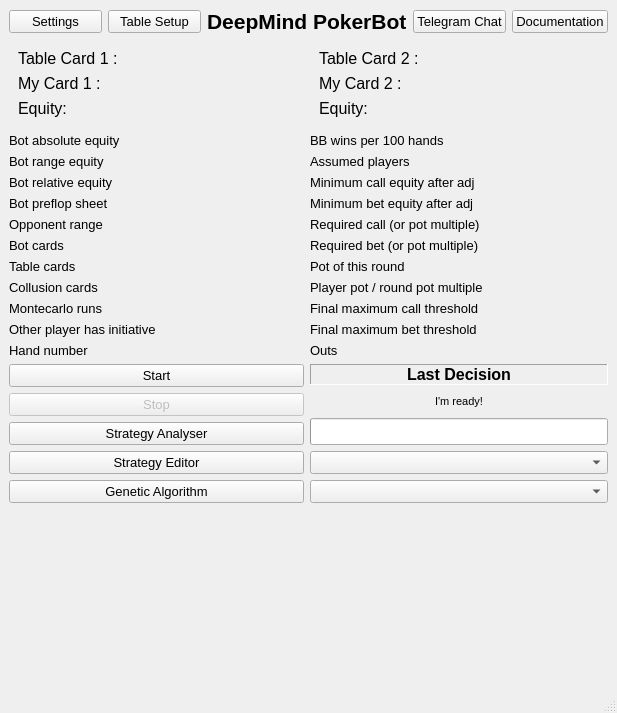
First picture: the form in poker/gui/gui_qt_ui.ui, repository jinyiabc/Poker, before the edit.
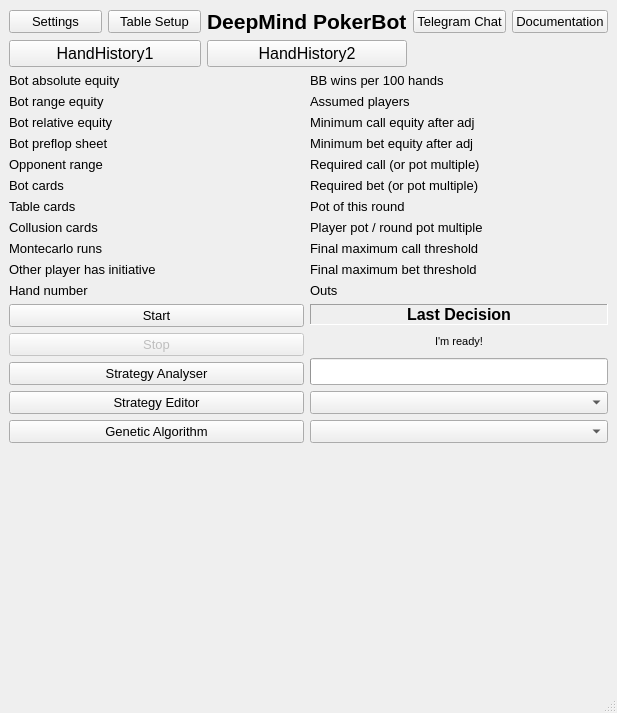
Second picture: the form after the edit.

Commit message: Add Handhistory button.

```diff
--- a/poker/gui/gui_qt_ui.ui
+++ b/poker/gui/gui_qt_ui.ui
@@ -38,7 +38,145 @@
   </property>
   <widget class="QWidget" name="centralwidget">
    <layout class="QGridLayout" name="gridLayout">
-    <item row="6" column="3" colspan="3">
+    <item row="8" column="0" colspan="3">
+     <layout class="QVBoxLayout" name="vLayout">
+      <item>
+       <widget class="QWidget" name="widget_3" native="true"/>
+      </item>
+     </layout>
+    </item>
+    <item row="0" column="2" colspan="2">
+     <widget class="QLabel" name="label_11">
+      <property name="font">
+       <font>
+        <pointsize>16</pointsize>
+        <weight>75</weight>
+        <bold>true</bold>
+       </font>
+      </property>
+      <property name="text">
+       <string>DeepMind PokerBot</string>
+      </property>
+     </widget>
+    </item>
+    <item row="9" column="3" colspan="3">
+     <layout class="QVBoxLayout" name="vLayout4">
+      <item>
+       <widget class="QWidget" name="widget_2" native="true"/>
+      </item>
+     </layout>
+    </item>
+    <item row="5" column="0" colspan="3">
+     <layout class="QVBoxLayout" name="verticalLayout_7">
+      <item>
+       <widget class="QPushButton" name="button_resume">
+        <property name="enabled">
+         <bool>true</bool>
+        </property>
+        <property name="font">
+         <font>
+          <pointsize>10</pointsize>
+         </font>
+        </property>
+        <property name="text">
+         <string>Start</string>
+        </property>
+       </widget>
+      </item>
+      <item>
+       <widget class="QPushButton" name="button_pause">
+        <property name="enabled">
+         <bool>false</bool>
+        </property>
+        <property name="font">
+         <font>
+          <pointsize>10</pointsize>
+         </font>
+        </property>
+        <property name="text">
+         <string>Stop</string>
+        </property>
+       </widget>
+      </item>
+      <item>
+       <widget class="QPushButton" name="button_log_analyser">
+        <property name="enabled">
+         <bool>true</bool>
+        </property>
+        <property name="font">
+         <font>
+          <pointsize>10</pointsize>
+         </font>
+        </property>
+        <property name="toolTip">
+         <string>Analyse past hands that the bot has played so you can improve the strategies</string>
+        </property>
+        <property name="text">
+         <string>Strategy Analyser</string>
+        </property>
+       </widget>
+      </item>
+      <item>
+       <widget class="QPushButton" name="button_strategy_editor">
+        <property name="enabled">
+         <bool>true</bool>
+        </property>
+        <property name="font">
+         <font>
+          <pointsize>10</pointsize>
+         </font>
+        </property>
+        <property name="toolTip">
+         <string>Here you can edit strategies and adjust the bot to your needs</string>
+        </property>
+        <property name="text">
+         <string>Strategy Editor</string>
+        </property>
+       </widget>
+      </item>
+      <item>
+       <widget class="QPushButton" name="button_genetic_algorithm">
+        <property name="enabled">
+         <bool>true</bool>
+        </property>
+        <property name="font">
+         <font>
+          <pointsize>10</pointsize>
+         </font>
+        </property>
+        <property name="toolTip">
+         <string>&lt;html&gt;&lt;head/&gt;&lt;body&gt;&lt;p&gt;An automatic algorithm that suggests what you need to change. It shows you at each stage whether you need to be more or less aggressive in calling, betting, bluffing etc.&lt;/p&gt;&lt;/body&gt;&lt;/html&gt;</string>
+        </property>
+        <property name="text">
+         <string>Genetic Algorithm</string>
+        </property>
+       </widget>
+      </item>
+     </layout>
+    </item>
+    <item row="8" column="3" colspan="3">
+     <layout class="QVBoxLayout" name="vLayout2">
+      <item>
+       <widget class="QWidget" name="widget_4" native="true"/>
+      </item>
+     </layout>
+    </item>
+    <item row="0" column="0">
+     <widget class="QPushButton" name="pushButton_setup">
+      <property name="font">
+       <font>
+        <pointsize>10</pointsize>
+       </font>
+      </property>
+      <property name="toolTip">
+       <string>&lt;html&gt;&lt;head/&gt;&lt;body&gt;&lt;p&gt;Setup which virtual machine the bot should access. You need to install Virtualbox to use this function (available for free). The pokerstars software will then run in the virtualbox and the pokerbot needs to run outside of the virtualbox.&lt;/p&gt;&lt;/body&gt;&lt;/html&gt;</string>
+      </property>
+      <property name="text">
+       <string>Settings</string>
+      </property>
+     </widget>
+    </item>
+    <item row="5" column="3" colspan="3">
      <layout class="QGridLayout" name="gridLayout_2">
       <item row="5" column="0">
        <widget class="QProgressBar" name="progress_bar">
@@ -141,152 +279,14 @@
       </item>
      </layout>
     </item>
-    <item row="9" column="3" colspan="3">
-     <layout class="QVBoxLayout" name="vLayout2">
-      <item>
-       <widget class="QWidget" name="widget_4" native="true"/>
-      </item>
-     </layout>
-    </item>
-    <item row="10" column="0" colspan="3">
+    <item row="9" column="0" colspan="3">
      <layout class="QVBoxLayout" name="vLayout3">
       <item>
        <widget class="QWidget" name="widget" native="true"/>
       </item>
      </layout>
     </item>
-    <item row="0" column="0">
-     <widget class="QPushButton" name="pushButton_setup">
-      <property name="font">
-       <font>
-        <pointsize>10</pointsize>
-       </font>
-      </property>
-      <property name="toolTip">
-       <string>&lt;html&gt;&lt;head/&gt;&lt;body&gt;&lt;p&gt;Setup which virtual machine the bot should access. You need to install Virtualbox to use this function (available for free). The pokerstars software will then run in the virtualbox and the pokerbot needs to run outside of the virtualbox.&lt;/p&gt;&lt;/body&gt;&lt;/html&gt;</string>
-      </property>
-      <property name="text">
-       <string>Settings</string>
-      </property>
-     </widget>
-    </item>
-    <item row="10" column="3" colspan="3">
-     <layout class="QVBoxLayout" name="vLayout4">
-      <item>
-       <widget class="QWidget" name="widget_2" native="true"/>
-      </item>
-     </layout>
-    </item>
-    <item row="0" column="2" colspan="2">
-     <widget class="QLabel" name="label_11">
-      <property name="font">
-       <font>
-        <pointsize>16</pointsize>
-        <weight>75</weight>
-        <bold>true</bold>
-       </font>
-      </property>
-      <property name="text">
-       <string>DeepMind PokerBot</string>
-      </property>
-     </widget>
-    </item>
-    <item row="6" column="0" colspan="3">
-     <layout class="QVBoxLayout" name="verticalLayout_7">
-      <item>
-       <widget class="QPushButton" name="button_resume">
-        <property name="enabled">
-         <bool>true</bool>
-        </property>
-        <property name="font">
-         <font>
-          <pointsize>10</pointsize>
-         </font>
-        </property>
-        <property name="text">
-         <string>Start</string>
-        </property>
-       </widget>
-      </item>
-      <item>
-       <widget class="QPushButton" name="button_pause">
-        <property name="enabled">
-         <bool>false</bool>
-        </property>
-        <property name="font">
-         <font>
-          <pointsize>10</pointsize>
-         </font>
-        </property>
-        <property name="text">
-         <string>Stop</string>
-        </property>
-       </widget>
-      </item>
-      <item>
-       <widget class="QPushButton" name="button_log_analyser">
-        <property name="enabled">
-         <bool>true</bool>
-        </property>
-        <property name="font">
-         <font>
-          <pointsize>10</pointsize>
-         </font>
-        </property>
-        <property name="toolTip">
-         <string>Analyse past hands that the bot has played so you can improve the strategies</string>
-        </property>
-        <property name="text">
-         <string>Strategy Analyser</string>
-        </property>
-       </widget>
-      </item>
-      <item>
-       <widget class="QPushButton" name="button_strategy_editor">
-        <property name="enabled">
-         <bool>true</bool>
-        </property>
-        <property name="font">
-         <font>
-          <pointsize>10</pointsize>
-         </font>
-        </property>
-        <property name="toolTip">
-         <string>Here you can edit strategies and adjust the bot to your needs</string>
-        </property>
-        <property name="text">
-         <string>Strategy Editor</string>
-        </property>
-       </widget>
-      </item>
-      <item>
-       <widget class="QPushButton" name="button_genetic_algorithm">
-        <property name="enabled">
-         <bool>true</bool>
-        </property>
-        <property name="font">
-         <font>
-          <pointsize>10</pointsize>
-         </font>
-        </property>
-        <property name="toolTip">
-         <string>&lt;html&gt;&lt;head/&gt;&lt;body&gt;&lt;p&gt;An automatic algorithm that suggests what you need to change. It shows you at each stage whether you need to be more or less aggressive in calling, betting, bluffing etc.&lt;/p&gt;&lt;/body&gt;&lt;/html&gt;</string>
-        </property>
-        <property name="text">
-         <string>Genetic Algorithm</string>
-        </property>
-       </widget>
-      </item>
-     </layout>
-    </item>
-    <item row="9" column="0" colspan="3">
-     <layout class="QVBoxLayout" name="vLayout">
-      <item>
-       <widget class="QWidget" name="widget_3" native="true"/>
-      </item>
-     </layout>
-    </item>
-    <item row="4" column="5">
+    <item row="3" column="5">
      <layout class="QVBoxLayout" name="verticalLayout_6">
       <item>
        <widget class="QLabel" name="winnings">
@@ -422,7 +422,143 @@
       </item>
      </layout>
     </item>
-    <item row="4" column="2">
+    <item row="3" column="3" colspan="2">
+     <layout class="QVBoxLayout" name="verticalLayout_5">
+      <item>
+       <widget class="QLabel" name="label_10">
+        <property name="font">
+         <font>
+          <pointsize>10</pointsize>
+         </font>
+        </property>
+        <property name="text">
+         <string>BB wins per 100 hands</string>
+        </property>
+       </widget>
+      </item>
+      <item>
+       <widget class="QLabel" name="label_6">
+        <property name="font">
+         <font>
+          <pointsize>10</pointsize>
+         </font>
+        </property>
+        <property name="text">
+         <string>Assumed players</string>
+        </property>
+       </widget>
+      </item>
+      <item>
+       <widget class="QLabel" name="label1">
+        <property name="font">
+         <font>
+          <pointsize>10</pointsize>
+         </font>
+        </property>
+        <property name="text">
+         <string>Minimum call equity after adj</string>
+        </property>
+       </widget>
+      </item>
+      <item>
+       <widget class="QLabel" name="label_5">
+        <property name="font">
+         <font>
+          <pointsize>10</pointsize>
+         </font>
+        </property>
+        <property name="text">
+         <string>Minimum bet equity after adj</string>
+        </property>
+       </widget>
+      </item>
+      <item>
+       <widget class="QLabel" name="label_7">
+        <property name="font">
+         <font>
+          <pointsize>10</pointsize>
+         </font>
+        </property>
+        <property name="text">
+         <string>Required call (or pot multiple)</string>
+        </property>
+       </widget>
+      </item>
+      <item>
+       <widget class="QLabel" name="label_8">
+        <property name="font">
+         <font>
+          <pointsize>10</pointsize>
+         </font>
+        </property>
+        <property name="text">
+         <string>Required bet (or pot multiple)</string>
+        </property>
+       </widget>
+      </item>
+      <item>
+       <widget class="QLabel" name="label_21">
+        <property name="font">
+         <font>
+          <pointsize>10</pointsize>
+         </font>
+        </property>
+        <property name="text">
+         <string>Pot of this round</string>
+        </property>
+       </widget>
+      </item>
+      <item>
+       <widget class="QLabel" name="label_23">
+        <property name="font">
+         <font>
+          <pointsize>10</pointsize>
+         </font>
+        </property>
+        <property name="text">
+         <string>Player pot / round pot multiple</string>
+        </property>
+       </widget>
+      </item>
+      <item>
+       <widget class="QLabel" name="label_3">
+        <property name="font">
+         <font>
+          <pointsize>10</pointsize>
+         </font>
+        </property>
+        <property name="text">
+         <string>Final maximum call threshold</string>
+        </property>
+       </widget>
+      </item>
+      <item>
+       <widget class="QLabel" name="label_4">
+        <property name="font">
+         <font>
+          <pointsize>10</pointsize>
+         </font>
+        </property>
+        <property name="text">
+         <string>Final maximum bet threshold</string>
+        </property>
+       </widget>
+      </item>
+      <item>
+       <widget class="QLabel" name="label_12">
+        <property name="font">
+         <font>
+          <pointsize>10</pointsize>
+         </font>
+        </property>
+        <property name="text">
+         <string>Outs</string>
+        </property>
+       </widget>
+      </item>
+     </layout>
+    </item>
+    <item row="3" column="2">
      <layout class="QVBoxLayout" name="verticalLayout_3">
       <item>
        <widget class="QLabel" name="equity">
@@ -558,7 +694,7 @@
       </item>
      </layout>
     </item>
-    <item row="4" column="0" colspan="2">
+    <item row="3" column="0" colspan="2">
      <layout class="QVBoxLayout" name="verticalLayout_4">
       <item>
        <widget class="QLabel" name="label_2">
@@ -694,142 +830,6 @@
       </item>
      </layout>
     </item>
-    <item row="4" column="3" colspan="2">
-     <layout class="QVBoxLayout" name="verticalLayout_5">
-      <item>
-       <widget class="QLabel" name="label_10">
-        <property name="font">
-         <font>
-          <pointsize>10</pointsize>
-         </font>
-        </property>
-        <property name="text">
-         <string>BB wins per 100 hands</string>
-        </property>
-       </widget>
-      </item>
-      <item>
-       <widget class="QLabel" name="label_6">
-        <property name="font">
-         <font>
-          <pointsize>10</pointsize>
-         </font>
-        </property>
-        <property name="text">
-         <string>Assumed players</string>
-        </property>
-       </widget>
-      </item>
-      <item>
-       <widget class="QLabel" name="label1">
-        <property name="font">
-         <font>
-          <pointsize>10</pointsize>
-         </font>
-        </property>
-        <property name="text">
-         <string>Minimum call equity after adj</string>
-        </property>
-       </widget>
-      </item>
-      <item>
-       <widget class="QLabel" name="label_5">
-        <property name="font">
-         <font>
-          <pointsize>10</pointsize>
-         </font>
-        </property>
-        <property name="text">
-         <string>Minimum bet equity after adj</string>
-        </property>
-       </widget>
-      </item>
-      <item>
-       <widget class="QLabel" name="label_7">
-        <property name="font">
-         <font>
-          <pointsize>10</pointsize>
-         </font>
-        </property>
-        <property name="text">
-         <string>Required call (or pot multiple)</string>
-        </property>
-       </widget>
-      </item>
-      <item>
-       <widget class="QLabel" name="label_8">
-        <property name="font">
-         <font>
-          <pointsize>10</pointsize>
-         </font>
-        </property>
-        <property name="text">
-         <string>Required bet (or pot multiple)</string>
-        </property>
-       </widget>
-      </item>
-      <item>
-       <widget class="QLabel" name="label_21">
-        <property name="font">
-         <font>
-          <pointsize>10</pointsize>
-         </font>
-        </property>
-        <property name="text">
-         <string>Pot of this round</string>
-        </property>
-       </widget>
-      </item>
-      <item>
-       <widget class="QLabel" name="label_23">
-        <property name="font">
-         <font>
-          <pointsize>10</pointsize>
-         </font>
-        </property>
-        <property name="text">
-         <string>Player pot / round pot multiple</string>
-        </property>
-       </widget>
-      </item>
-      <item>
-       <widget class="QLabel" name="label_3">
-        <property name="font">
-         <font>
-          <pointsize>10</pointsize>
-         </font>
-        </property>
-        <property name="text">
-         <string>Final maximum call threshold</string>
-        </property>
-       </widget>
-      </item>
-      <item>
-       <widget class="QLabel" name="label_4">
-        <property name="font">
-         <font>
-          <pointsize>10</pointsize>
-         </font>
-        </property>
-        <property name="text">
-         <string>Final maximum bet threshold</string>
-        </property>
-       </widget>
-      </item>
-      <item>
-       <widget class="QLabel" name="label_12">
-        <property name="font">
-         <font>
-          <pointsize>10</pointsize>
-         </font>
-        </property>
-        <property name="text">
-         <string>Outs</string>
-        </property>
-       </widget>
-      </item>
-     </layout>
-    </item>
     <item row="0" column="1">
      <widget class="QPushButton" name="button_table_setup">
       <property name="font">
@@ -869,58 +869,18 @@
       </property>
      </widget>
     </item>
-    <item row="1" column="3" colspan="3">
-     <widget class="QWidget" name="verticalWidget" native="true">
-      <layout class="QVBoxLayout" name="right">
-       <item>
-        <widget class="QLabel" name="tablecard_2">
-         <property name="text">
-          <string>Table Card 2 :</string>
-         </property>
-        </widget>
-       </item>
-       <item>
-        <widget class="QLabel" name="mycard_2">
-         <property name="text">
-          <string>My Card 2 :</string>
-         </property>
-        </widget>
-       </item>
-       <item>
-        <widget class="QLabel" name="equity_2">
-         <property name="text">
-          <string>Equity:</string>
-         </property>
-        </widget>
-       </item>
-      </layout>
+    <item row="1" column="0" colspan="2">
+     <widget class="QPushButton" name="HandHistory1">
+      <property name="text">
+       <string>HandHistory1</string>
+      </property>
      </widget>
     </item>
-    <item row="1" column="0" colspan="3">
-     <widget class="QWidget" name="verticalWidget_2" native="true">
-      <layout class="QVBoxLayout" name="left">
-       <item>
-        <widget class="QLabel" name="tablecard_1">
-         <property name="text">
-          <string>Table Card 1 :</string>
-         </property>
-        </widget>
-       </item>
-       <item>
-        <widget class="QLabel" name="mycard_1">
-         <property name="text">
-          <string>My Card 1 :</string>
-         </property>
-        </widget>
-       </item>
-       <item>
-        <widget class="QLabel" name="equity_3">
-         <property name="text">
-          <string>Equity:</string>
-         </property>
-        </widget>
-       </item>
-      </layout>
+    <item row="1" column="2" colspan="2">
+     <widget class="QPushButton" name="HandHistory2">
+      <property name="text">
+       <string>HandHistory2</string>
+      </property>
      </widget>
     </item>
    </layout>
```
The commit also changes 5 other files.
